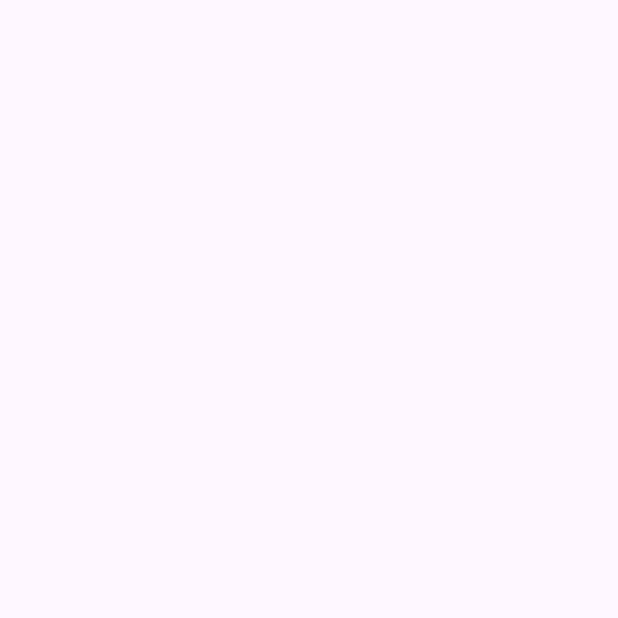
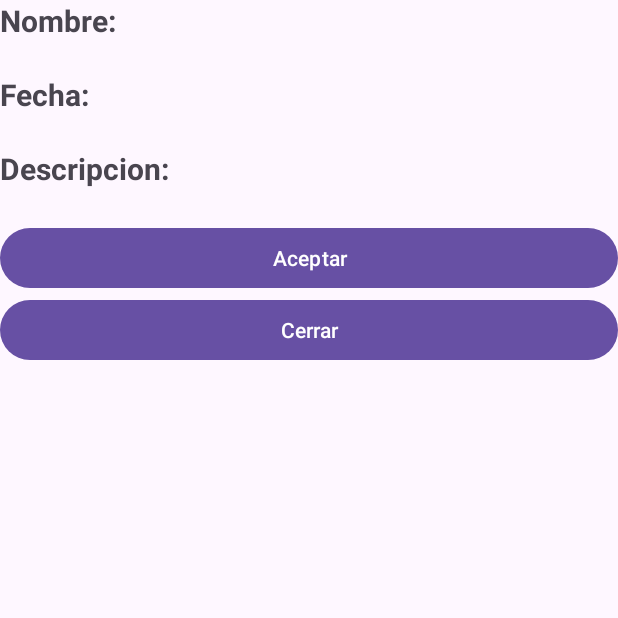
Before and after one commit to JulioCCO/TareasMoviles, an Android app: the MainActivity2 screen opened directly, with no data from a screen before it, on a phone screen of 412 x 824 dp, the top half of it. Before the commit the part shown is empty. Run offline under Robolectric (Android 15) with nearby library versions, the phone set to English and light mode, and no system bars; 3 statements that could not run were skipped.

Commit message:
Tarea3 terminada

```diff
--- a/Tarea3/app/src/main/java/com/example/tarea3/MainActivity2.kt
+++ b/Tarea3/app/src/main/java/com/example/tarea3/MainActivity2.kt
@@ -1,11 +1,48 @@
 package com.example.tarea3
 
+import android.app.Activity
+import android.content.Intent
 import androidx.appcompat.app.AppCompatActivity
 import android.os.Bundle
+import android.view.View
+import android.widget.TextView
 
 class MainActivity2 : AppCompatActivity() {
     override fun onCreate(savedInstanceState: Bundle?) {
         super.onCreate(savedInstanceState)
         setContentView(R.layout.activity_main2)
+        cargarDatos()
     }
+
+    fun cargarDatos() {
+
+        val nombre = intent.getStringExtra("nombre").toString()
+        val descripcion = intent.getStringExtra("descripcion").toString()
+        val fecha = intent.getStringExtra("fecha").toString()
+
+        val textViewNombre = findViewById<TextView>(R.id.tv_MostrarNombre)
+        textViewNombre.text = nombre
+
+        val textViewDescrip = findViewById<TextView>(R.id.tv_mostrarDescrip)
+        textViewDescrip.text = descripcion
+
+        val textViewFecha = findViewById<TextView>(R.id.tv_mostrarFecha)
+        textViewFecha.text = fecha
+
+    }
+
+    fun aceptar(view: View) {
+
+        val intent = Intent(this, MainActivity::class.java)
+        intent.putExtra("resultado", "correcto")
+        setResult(Activity.RESULT_OK, intent)
+        finish()
+    }
+
+    fun cerrar(view: View) {
+
+        val intent = Intent(this, MainActivity::class.java)
+        startActivity(intent)
+    }
+
 }
--- a/Tarea3/app/src/main/res/layout/activity_main2.xml
+++ b/Tarea3/app/src/main/res/layout/activity_main2.xml
@@ -1,9 +1,66 @@
 <?xml version="1.0" encoding="utf-8"?>
-<androidx.constraintlayout.widget.ConstraintLayout xmlns:android="http://schemas.android.com/apk/res/android"
+<LinearLayout xmlns:android="http://schemas.android.com/apk/res/android"
     xmlns:app="http://schemas.android.com/apk/res-auto"
     xmlns:tools="http://schemas.android.com/tools"
     android:layout_width="match_parent"
     android:layout_height="match_parent"
+    android:orientation="vertical"
     tools:context=".MainActivity2">
 
-</androidx.constraintlayout.widget.ConstraintLayout>
+    <TextView
+        android:id="@+id/textView4"
+        android:layout_width="match_parent"
+        android:layout_height="wrap_content"
+        android:text="Nombre:"
+        android:textSize="20sp"
+        android:textStyle="bold" />
+
+    <TextView
+        android:id="@+id/tv_MostrarNombre"
+        android:layout_width="match_parent"
+        android:layout_height="wrap_content"
+        android:textSize="16sp" />
+
+    <TextView
+        android:id="@+id/textView7"
+        android:layout_width="match_parent"
+        android:layout_height="wrap_content"
+        android:text="Fecha:"
+        android:textSize="20sp"
+        android:textStyle="bold" />
+
+    <TextView
+        android:id="@+id/tv_mostrarFecha"
+        android:layout_width="match_parent"
+        android:layout_height="wrap_content"
+        android:textSize="16sp" />
+
+    <TextView
+        android:id="@+id/textView8"
+        android:layout_width="match_parent"
+        android:layout_height="wrap_content"
+        android:text="Descripcion:"
+        android:textSize="20sp"
+        android:textStyle="bold" />
+
+    <TextView
+        android:id="@+id/tv_mostrarDescrip"
+        android:layout_width="match_parent"
+        android:layout_height="wrap_content"
+        android:textSize="16sp" />
+
+    <Button
+        android:id="@+id/btn_aceptarActivity2"
+        android:layout_width="match_parent"
+        android:layout_height="wrap_content"
+        android:onClick="aceptar"
+        android:text="Aceptar" />
+
+    <Button
+        android:id="@+id/btn_cerrarActivity2"
+        android:layout_width="match_parent"
+        android:layout_height="wrap_content"
+        android:onClick="cerrar"
+        android:text="Cerrar" />
+
+</LinearLayout>
```
Also changed, not shown: Tarea3/app/src/main/java/com/example/tarea3/MainActivity.kt (+53 -6 lines).
